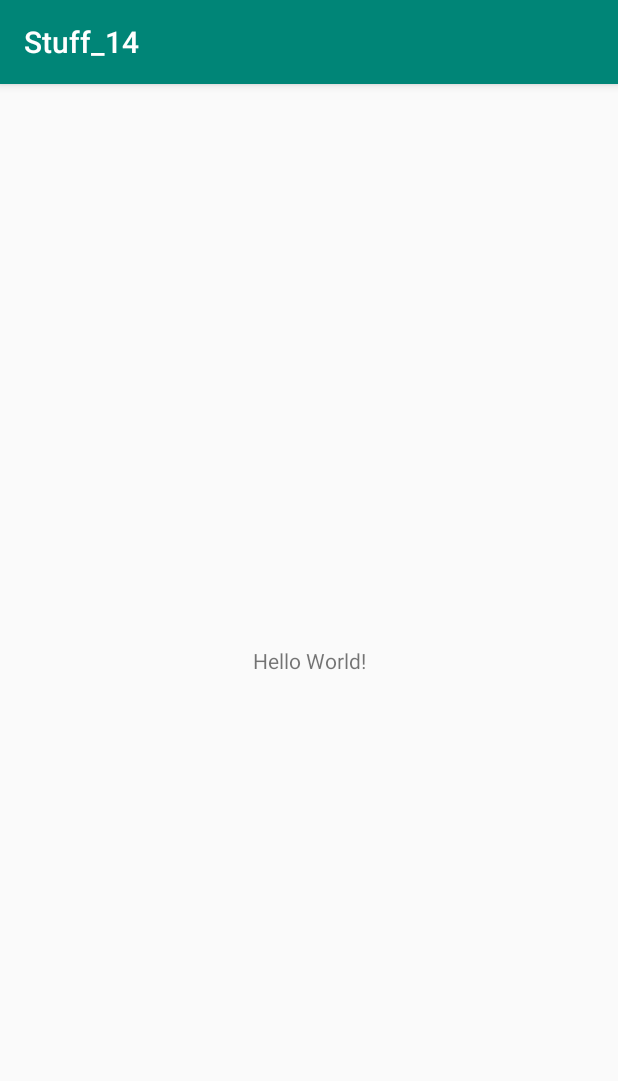
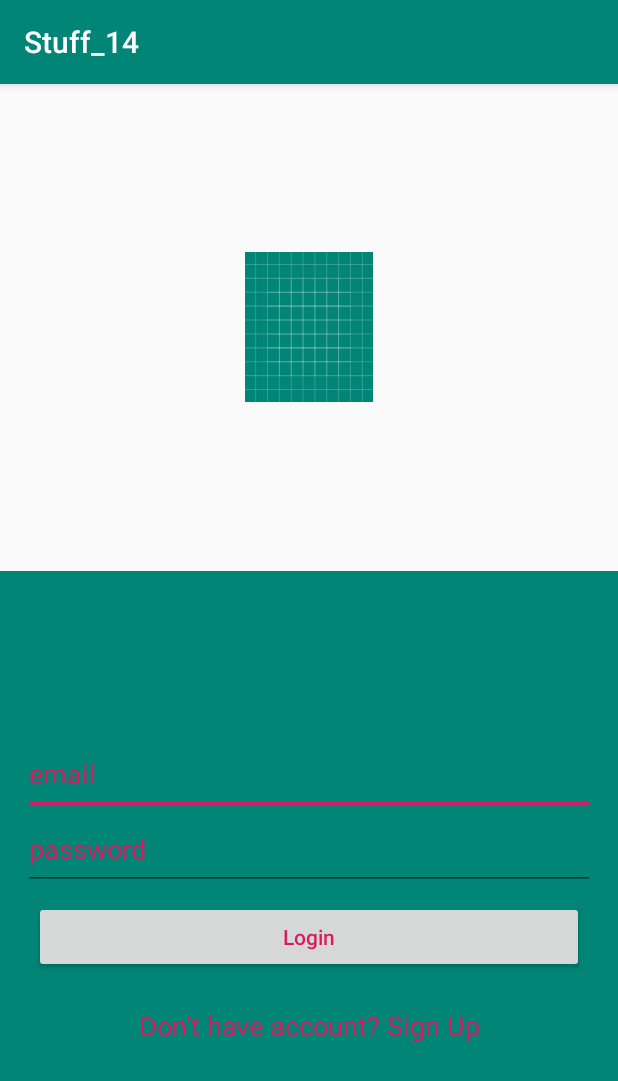
Before and after one commit to KraljT/Project_2019, an Android app: the screen it shows after launch (MainActivity), on a phone screen of 412 x 824 dp. Shown: the top 1081 px of the screen. Run offline under Robolectric (Android 15) with nearby library versions, the phone set to English and light mode, and no system bars; our stand-ins replace Firebase (no records; nobody signed in at launch, a user with empty details on screens opened directly).

Commit message:
user registretion on firebase

```diff
--- a/app/build.gradle
+++ b/app/build.gradle
@@ -22,7 +22,11 @@ dependencies {
     implementation fileTree(dir: 'libs', include: ['*.jar'])
     implementation 'com.android.support:appcompat-v7:28.0.0'
     implementation 'com.android.support.constraint:constraint-layout:1.1.3'
+    implementation 'com.google.firebase:firebase-storage:16.0.4'
     testImplementation 'junit:junit:4.12'
     androidTestImplementation 'com.android.support.test:runner:1.0.2'
     androidTestImplementation 'com.android.support.test.espresso:espresso-core:3.0.2'
+    implementation 'com.google.firebase:firebase-core:16.0.9'
+    implementation 'com.google.firebase:firebase-auth:17.0.0'
 }
+apply plugin: 'com.google.gms.google-services'
--- a/app/src/main/AndroidManifest.xml
+++ b/app/src/main/AndroidManifest.xml
@@ -1,6 +1,9 @@
 <?xml version="1.0" encoding="utf-8"?>
 <manifest xmlns:android="http://schemas.android.com/apk/res/android"
+    xmlns:tools="http://schemas.android.com/tools"
     package="com.example.stuff_14">
+
+    <uses-permission android:name="android.permission.INTERNET"></uses-permission>
 
     <application
         android:allowBackup="true"
@@ -8,7 +11,8 @@
         android:label="@string/app_name"
         android:roundIcon="@mipmap/ic_launcher_round"
         android:supportsRtl="true"
-        android:theme="@style/AppTheme">
+        android:theme="@style/AppTheme"
+        tools:ignore="GoogleAppIndexingWarning">
         <activity android:name=".MainActivity">
             <intent-filter>
                 <action android:name="android.intent.action.MAIN" />
--- a/app/src/main/java/com/example/stuff_14/MainActivity.java
+++ b/app/src/main/java/com/example/stuff_14/MainActivity.java
@@ -1,13 +1,91 @@
 package com.example.stuff_14;
 
+import android.support.annotation.NonNull;
 import android.support.v7.app.AppCompatActivity;
 import android.os.Bundle;
+import android.text.TextUtils;
+import android.view.View;
+import android.widget.Button;
+import android.widget.EditText;
+import android.widget.ProgressBar;
+import android.widget.TextView;
+import android.widget.Toast;
 
-public class MainActivity extends AppCompatActivity {
+import com.google.android.gms.tasks.OnCompleteListener;
+import com.google.android.gms.tasks.Task;
+import com.google.firebase.auth.AuthResult;
+import com.google.firebase.auth.FirebaseAuth;
+
+public class MainActivity extends AppCompatActivity implements  View.OnClickListener{
+    ProgressBar progressBar;
+    EditText editTextEmail, editTextPassword;
+    Button button;
+    TextView login;
+
+    private FirebaseAuth mAuth;
 
     @Override
     protected void onCreate(Bundle savedInstanceState) {
         super.onCreate(savedInstanceState);
         setContentView(R.layout.activity_main);
+
+        editTextEmail = (EditText) findViewById(R.id.editTextEmail);
+        editTextPassword = (EditText) findViewById(R.id.editTextPassword);
+        progressBar = (ProgressBar) findViewById(R.id.progressbar);
+        button = findViewById(R.id.buttonLogin);
+        login = findViewById(R.id.textViewSignup);
+
+
+        mAuth = FirebaseAuth.getInstance();
+
+        findViewById(R.id.buttonLogin).setOnClickListener(this);
+        findViewById(R.id.textViewSignup).setOnClickListener(this);
     }
+
+    private void registerUser() {
+        String email = editTextEmail.getText().toString().trim();
+        String password = editTextPassword.getText().toString().trim();
+
+        if (TextUtils.isEmpty(email)) {
+            Toast.makeText(this, "Enter email", Toast.LENGTH_SHORT).show();
+            return;
+        }
+
+
+        if (TextUtils.isEmpty(password)) {
+            Toast.makeText(this,"Enter password",Toast.LENGTH_SHORT).show();
+            return;
+        }
+
+        progressBar.setVisibility(View.VISIBLE);
+
+        mAuth.createUserWithEmailAndPassword(email, password).addOnCompleteListener(new OnCompleteListener<AuthResult>() {
+            @Override
+            public void onComplete(@NonNull Task<AuthResult> task) {
+                progressBar.setVisibility(View.GONE);
+                if (task.isSuccessful()) {
+                    Toast.makeText(MainActivity.this,"Registed",Toast.LENGTH_SHORT).show();
+                } else {
+                    Toast.makeText(MainActivity.this,"Registed",Toast.LENGTH_SHORT).show();
+
+
+
+                }
+            }
+        });
+
+    }
+
+    @Override
+    public void onClick(View view) {
+        if(view ==  button)
+        {
+            registerUser();
+        }
+        if(view == login)
+        {
+            //neke
+        }
+    }
+
 }
--- a/app/src/main/res/layout/activity_main.xml
+++ b/app/src/main/res/layout/activity_main.xml
@@ -1,18 +1,91 @@
 <?xml version="1.0" encoding="utf-8"?>
-<android.support.constraint.ConstraintLayout xmlns:android="http://schemas.android.com/apk/res/android"
-    xmlns:app="http://schemas.android.com/apk/res-auto"
-    xmlns:tools="http://schemas.android.com/tools"
+<LinearLayout xmlns:android="http://schemas.android.com/apk/res/android"
     android:layout_width="match_parent"
     android:layout_height="match_parent"
-    tools:context=".MainActivity">
+    android:orientation="vertical">
 
-    <TextView
-        android:layout_width="wrap_content"
+
+    <RelativeLayout
+        android:layout_width="match_parent"
         android:layout_height="wrap_content"
-        android:text="Hello World!"
-        app:layout_constraintBottom_toBottomOf="parent"
-        app:layout_constraintLeft_toLeftOf="parent"
-        app:layout_constraintRight_toRightOf="parent"
-        app:layout_constraintTop_toTopOf="parent" />
+        android:layout_weight="1">
 
-</android.support.constraint.ConstraintLayout>
+        <ImageView
+            android:layout_width="85dp"
+            android:layout_height="100dp"
+            android:layout_centerHorizontal="true"
+            android:layout_centerVertical="true"
+            android:background="@drawable/ic_launcher_background" />
+
+    </RelativeLayout>
+
+
+    <RelativeLayout
+        android:layout_width="match_parent"
+        android:layout_height="wrap_content"
+        android:layout_weight="1"
+        android:background="@color/colorPrimary">
+
+        <LinearLayout
+            android:layout_width="match_parent"
+            android:layout_height="wrap_content"
+            android:layout_centerVertical="true"
+            android:orientation="vertical"
+            android:paddingLeft="15dp"
+            android:paddingRight="15dp">
+
+
+            <EditText
+                android:id="@+id/editTextEmail"
+                android:layout_width="match_parent"
+                android:layout_height="wrap_content"
+                android:fontFamily="sans-serif"
+                android:hint="email"
+                android:inputType="textEmailAddress"
+                android:paddingBottom="15dp"
+                android:textColorHint="@color/colorAccent" />
+
+            <EditText
+                android:id="@+id/editTextPassword"
+                android:layout_width="match_parent"
+                android:layout_height="wrap_content"
+                android:fontFamily="sans-serif"
+                android:hint="password"
+                android:inputType="textPassword"
+                android:paddingBottom="15dp"
+                android:textColorHint="@color/colorAccent" />
+
+            <Button
+                android:id="@+id/buttonLogin"
+                android:layout_width="match_parent"
+                android:layout_height="wrap_content"
+                android:layout_gravity="center"
+                android:layout_margin="7dp"
+                android:text="Login"
+                android:textAllCaps="false"
+                android:textColor="@color/colorAccent" />
+
+            <TextView
+                android:id="@+id/textViewSignup"
+                android:layout_width="match_parent"
+                android:layout_height="wrap_content"
+                android:padding="15dp"
+                android:text="Don't have account? Sign Up"
+                android:textAlignment="center"
+                android:textAppearance="@style/Base.TextAppearance.AppCompat.Medium"
+                android:textColor="@color/colorAccent" />
+
+
+        </LinearLayout>
+
+        <ProgressBar
+            android:id="@+id/progressbar"
+            android:layout_width="wrap_content"
+            android:layout_height="wrap_content"
+            android:layout_centerHorizontal="true"
+            android:layout_centerVertical="true"
+            android:visibility="gone" />
+    </RelativeLayout>
+
+
+</LinearLayout>
--- a/build.gradle
+++ b/build.gradle
@@ -8,6 +8,7 @@ buildscript {
     }
     dependencies {
         classpath 'com.android.tools.build:gradle:3.4.1'
+        classpath 'com.google.gms:google-services:4.2.0'
 
         // NOTE: Do not place your application dependencies here; they belong
         // in the individual module build.gradle files
```
Also changed, not shown: 1 other file.
